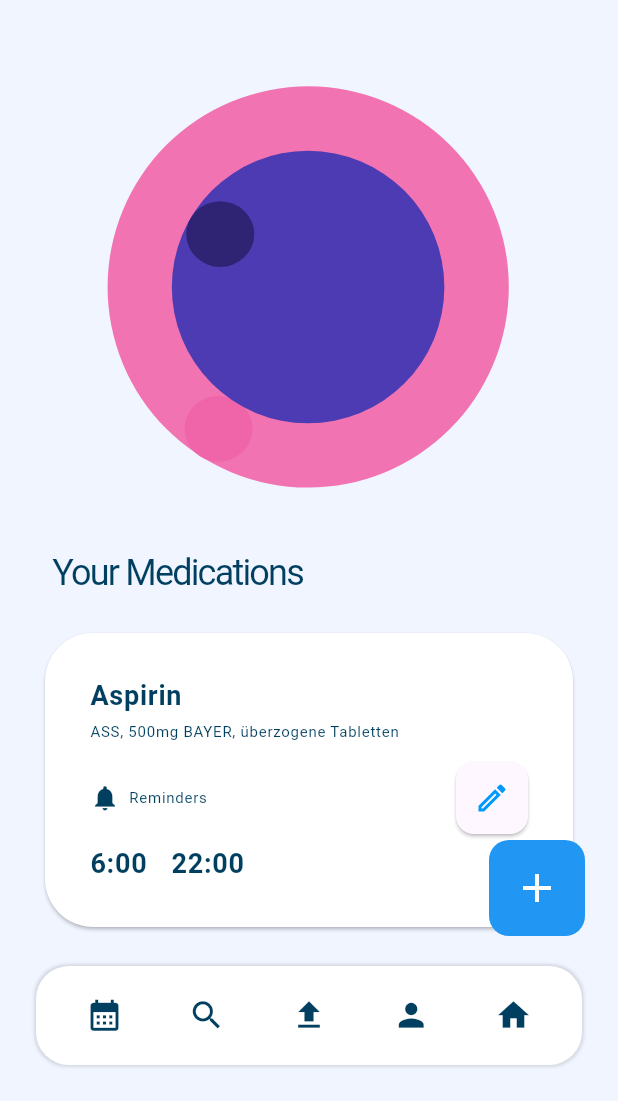
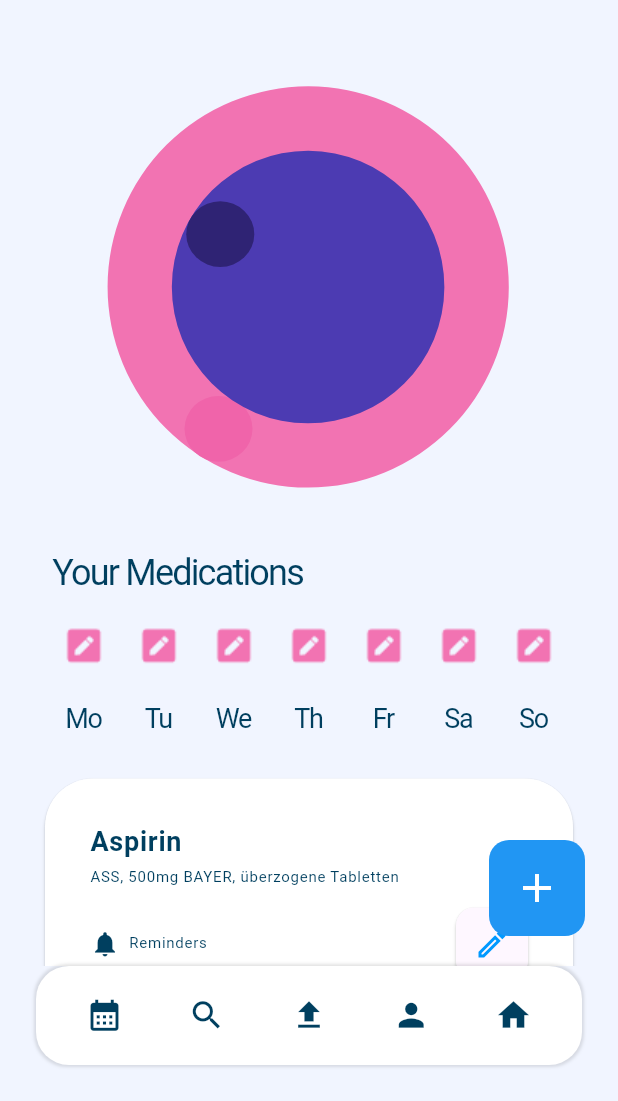
Before and after one commit to cristianvitor01/health_monitor, a Flutter app: the YouWeekPage screen opened by its route, on a phone screen of 412 x 824 dp, the part 135-1236 px from its top. Run offline on Flutter 3.47's test engine with Material 3 defaults, Android fonts, the phone set to English and light mode, and no system bars; our stand-ins replace table_calendar; Roboto replaces fonts that are missing (Poppins).

Commit message:
Adicionado ícones de medicamentos na tela You Week

```diff
--- a/lib/pages/week/you_week_page.dart
+++ b/lib/pages/week/you_week_page.dart
@@ -106,6 +106,43 @@ class YouWeekPage extends StatelessWidget {
                   ),
                 ),
                 const SizedBox(height: 20.0),
+                Row(
+                  mainAxisAlignment: MainAxisAlignment.spaceEvenly,
+                  children: [
+                  for (var day in ['Mo', 'Tu', 'We', 'Th', 'Fr', 'Sa', 'So'])
+                    SizedBox(
+                    width: 40,
+                    height: 77,
+                    child: Column(
+                      mainAxisSize: MainAxisSize.min,
+                      mainAxisAlignment: MainAxisAlignment.start,
+                      crossAxisAlignment: CrossAxisAlignment.center,
+                      children: [
+                      Container(
+                        width: 25,
+                        height: 25,
+                        clipBehavior: Clip.antiAlias,
+                        decoration: BoxDecoration(color: Colors.black.withOpacity(0)),
+                        child: Image.asset('assets/images/pen-square.png'),
+                      ),
+                      const SizedBox(height: 20),
+                      Text(
+                        day,
+                        style: const TextStyle(
+                        color: Color(0xFF003F5F),
+                        fontSize: 18,
+                        fontFamily: 'Poppins',
+                        fontWeight: FontWeight.w400,
+                        height: 1.78,
+                        letterSpacing: -0.90,
+                        ),
+                      ),
+                      ],
+                    ),
+                    ),
+                  ],
+                ),
+                const SizedBox(height: 20.0),
                 const MedicationCardReduced(medicationName: 'Aspirin', medicationDescription: 'ASS, 500mg BAYER, überzogene Tabletten', daily: '-', time1: '6:00', time2: '22:00'),
                 const SizedBox(height: 20.0),
                 const MedicationCardReduced(medicationName: 'Vitamins', medicationDescription: 'Mulitvitamin from Xworks, Capsule', daily: '-', time1: '8:00', time2: '12:00'),
@@ -120,6 +157,43 @@ class YouWeekPage extends StatelessWidget {
                     letterSpacing: -1.20,
                     color: UIColor.textMain,
                   ),
+                ),
+                const SizedBox(height: 20.0),
+                Row(
+                  mainAxisAlignment: MainAxisAlignment.spaceEvenly,
+                  children: [
+                  for (var day in ['Mo', 'Tu', 'We', 'Th', 'Fr', 'Sa', 'So'])
+                    SizedBox(
+                    width: 40,
+                    height: 77,
+                    child: Column(
+                      mainAxisSize: MainAxisSize.min,
+                      mainAxisAlignment: MainAxisAlignment.start,
+                      crossAxisAlignment: CrossAxisAlignment.center,
+                      children: [
+                      Container(
+                        width: 25,
+                        height: 25,
+                        clipBehavior: Clip.antiAlias,
+                        decoration: BoxDecoration(color: Colors.black.withOpacity(0)),
+                        child: Image.asset('assets/images/pills.png'),
+                      ),
+                      const SizedBox(height: 20),
+                      Text(
+                        day,
+                        style: const TextStyle(
+                        color: Color(0xFF003F5F),
+                        fontSize: 18,
+                        fontFamily: 'Poppins',
+                        fontWeight: FontWeight.w400,
+                        height: 1.78,
+                        letterSpacing: -0.90,
+                        ),
+                      ),
+                      ],
+                    ),
+                    ),
+                  ],
                 ),
                 const SizedBox(height: 20.0),
                 const SymptomsCardReduced(symptomName: 'Headache', symptomDescription: 'aaaaaa', symptomDate: '20.04.2023', symptomTime: '16:30 - 18:30'),
```
Also changed, not shown: lib/widgets/menu_sheet.dart (+52 -5 lines), assets/images/pen-square.png (added), assets/images/pills.png (added).
